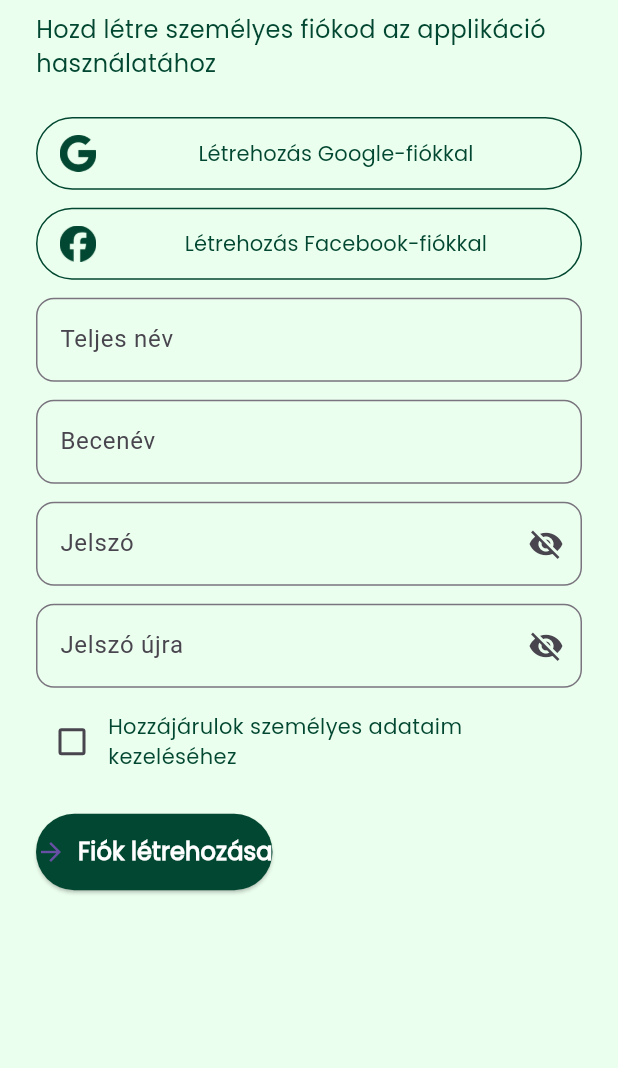
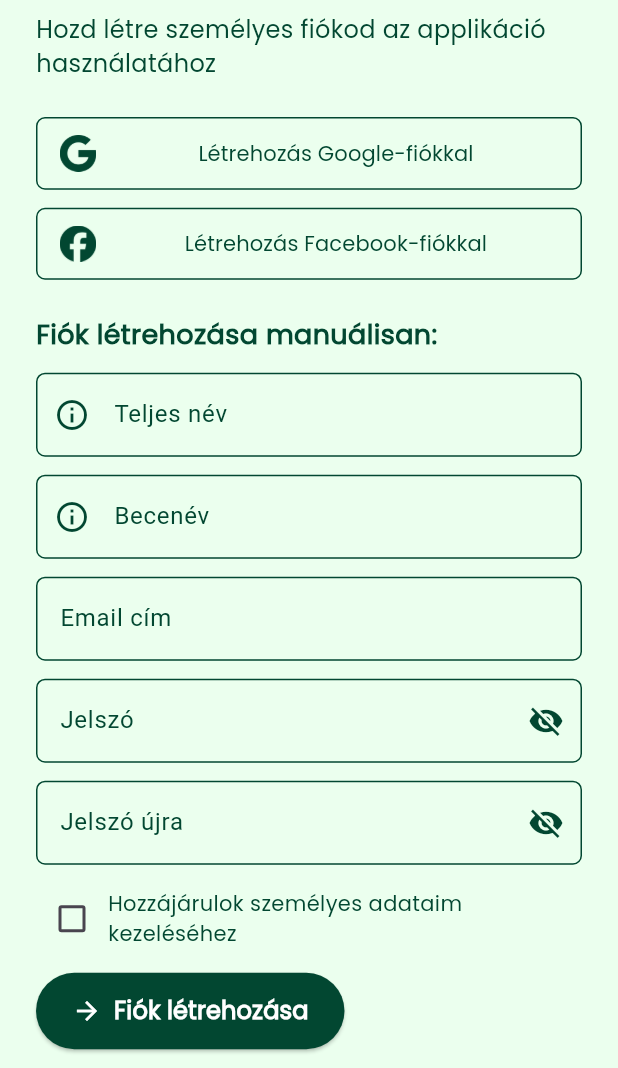
Before and after one commit to seelkdesignstudio-dev/karcag_app, a Flutter app: the RegisterScreen screen opened directly, on a phone screen of 412 x 824 dp, the part 168-1236 px from its top. Run offline on Flutter 3.47's test engine with Material 3 defaults, Android fonts, the phone set to English and light mode, and no system bars; our stand-ins replace google_fonts.

Commit message:
Karcag ID set up2

```diff
--- a/lib/RegisterScreen.dart
+++ b/lib/RegisterScreen.dart
@@ -12,6 +12,28 @@ class _RegisterScreenState extends State<RegisterScreen> {
   bool _showPassword = false;
   bool _showConfirmPassword = false;
   bool _isScrolled = false;
+  bool _termsAccepted = false;
+  String? _helperText; // A dinamikusan változó súgó szöveg
+
+  void _showHelperText(String message) {
+    final snackBar = SnackBar(
+      content: Row(
+        children: [
+          Icon(Icons.info_outline, color: Colors.white), // Info ikon
+          SizedBox(width: 8),
+          Expanded(
+            child: Text(
+              message,
+              style: TextStyle(color: Colors.white),
+            ),
+          ),
+        ],
+      ),
+      backgroundColor: const Color(0xFF024731), // Zöld háttér
+      duration: const Duration(seconds: 3),
+    );
+    ScaffoldMessenger.of(context).showSnackBar(snackBar);
+  }
 
   @override
   Widget build(BuildContext context) {
@@ -84,7 +106,7 @@ class _RegisterScreenState extends State<RegisterScreen> {
                         style: OutlinedButton.styleFrom(
                           padding: EdgeInsets.zero,
                           shape: RoundedRectangleBorder(
-                            borderRadius: BorderRadius.circular(30),
+                            borderRadius: BorderRadius.circular(6),
                           ),
                           side: const BorderSide(color: Color(0xFF024731)),
                         ),
@@ -116,7 +138,7 @@ class _RegisterScreenState extends State<RegisterScreen> {
                     ),
                     const SizedBox(height: 12),
 
-// Facebook login button
+                    // Facebook login button
                     SizedBox(
                       width: double.infinity,
                       child: OutlinedButton(
@@ -124,7 +146,7 @@ class _RegisterScreenState extends State<RegisterScreen> {
                         style: OutlinedButton.styleFrom(
                           padding: EdgeInsets.zero,
                           shape: RoundedRectangleBorder(
-                            borderRadius: BorderRadius.circular(30),
+                            borderRadius: BorderRadius.circular(6),
                           ),
                           side: const BorderSide(color: Color(0xFF024731)),
                         ),
@@ -155,80 +177,42 @@ class _RegisterScreenState extends State<RegisterScreen> {
                       ),
                     ),
 
-                    const SizedBox(height: 12),
+                    const SizedBox(height: 24),
 
-                    // Teljes név mező
-                    TextField(
-                      decoration: InputDecoration(
-                        labelText: 'Teljes név',
-                        border: OutlineInputBorder(
-                          borderRadius: BorderRadius.circular(12),
-                        ),
+                    // Emailes regisztráció szekció
+                    Text(
+                      'Fiók létrehozása manuálisan:',
+                      style: GoogleFonts.poppins(
+                        fontSize: 18,
+                        fontWeight: FontWeight.w600,
+                        color: const Color(0xFF024731),
                       ),
                     ),
                     const SizedBox(height: 12),
-
-                    // Becenév mező
-                    TextField(
-                      decoration: InputDecoration(
-                        labelText: 'Becenév',
-                        border: OutlineInputBorder(
-                          borderRadius: BorderRadius.circular(12),
-                        ),
-                      ),
-                    ),
+                    _buildTextField('Teljes név', withHelpIcon: true),
                     const SizedBox(height: 12),
-
-                    // Jelszó mező
-                    TextField(
-                      obscureText: !_showPassword,
-                      decoration: InputDecoration(
-                        labelText: 'Jelszó',
-                        border: OutlineInputBorder(
-                          borderRadius: BorderRadius.circular(12),
-                        ),
-                        suffixIcon: IconButton(
-                          icon: Icon(_showPassword
-                              ? Icons.visibility
-                              : Icons.visibility_off),
-                          onPressed: () {
-                            setState(() {
-                              _showPassword = !_showPassword;
-                            });
-                          },
-                        ),
-                      ),
-                    ),
+                    _buildTextField('Becenév', withHelpIcon: true),
+                    const SizedBox(height: 12),
+                    _buildTextField('Email cím'),
+                    const SizedBox(height: 12),
+                    _buildPasswordField('Jelszó', isPassword: true),
                     const SizedBox(height: 12),
 
                     // Jelszó újra mező
-                    TextField(
-                      obscureText: !_showConfirmPassword,
-                      decoration: InputDecoration(
-                        labelText: 'Jelszó újra',
-                        border: OutlineInputBorder(
-                          borderRadius: BorderRadius.circular(12),
-                        ),
-                        suffixIcon: IconButton(
-                          icon: Icon(_showConfirmPassword
-                              ? Icons.visibility
-                              : Icons.visibility_off),
-                          onPressed: () {
-                            setState(() {
-                              _showConfirmPassword = !_showConfirmPassword;
-                            });
-                          },
-                        ),
-                      ),
-                    ),
+                    _buildPasswordField('Jelszó újra', isPassword: false),
                     const SizedBox(height: 12),
 
-                    // Hozzájárulás checkbox
+                    // Checkbox a személyes adatok kezeléséhez
                     Row(
                       children: [
                         Checkbox(
-                          value: false,
-                          onChanged: (value) {},
+                          value: _termsAccepted,
+                          onChanged: (value) {
+                            setState(() {
+                              _termsAccepted = value!;
+                            });
+                          },
+                          activeColor: const Color(0xFF024731), // Zöld szín
                         ),
                         Expanded(
                           child: Text(
@@ -242,12 +226,13 @@ class _RegisterScreenState extends State<RegisterScreen> {
                         ),
                       ],
                     ),
-                    const SizedBox(height: 24),
+                    const SizedBox(height: 12),
 
                     // Fiók létrehozása gomb
                     ElevatedButton.icon(
                       onPressed: () {},
-                      icon: const Icon(Icons.arrow_forward, size: 20),
+                      icon: const Icon(Icons.arrow_forward,
+                          size: 20, color: Colors.white), // Fehér nyíl
                       label: Text(
                         'Fiók létrehozása',
                         style: GoogleFonts.poppins(
@@ -258,7 +243,9 @@ class _RegisterScreenState extends State<RegisterScreen> {
                       ),
                       style: ElevatedButton.styleFrom(
                         backgroundColor: const Color(0xFF024731),
-                        padding: const EdgeInsets.symmetric(vertical: 14),
+                        padding: const EdgeInsets.symmetric(
+                            vertical: 14,
+                            horizontal: 24), // Padding a gomb körül
                         shape: RoundedRectangleBorder(
                           borderRadius: BorderRadius.circular(30),
                         ),
@@ -274,4 +261,102 @@ class _RegisterScreenState extends State<RegisterScreen> {
       ),
     );
   }
+
+  Widget _buildTextField(String label,
+      {bool obscureText = false,
+      Widget? suffixIcon,
+      bool withHelpIcon = false}) {
+    return TextField(
+      obscureText: obscureText,
+      cursorColor: const Color(0xFF024731), // Zöld kurzor
+      decoration: InputDecoration(
+        labelText: label,
+        labelStyle: TextStyle(color: const Color(0xFF024731)),
+        border: OutlineInputBorder(
+          borderRadius: BorderRadius.circular(6),
+          borderSide: const BorderSide(color: Color(0xFF024731)), // Zöld keret
+        ),
+        enabledBorder: OutlineInputBorder(
+          borderRadius: BorderRadius.circular(6),
+          borderSide: const BorderSide(color: Color(0xFF024731)), // Zöld keret
+        ),
+        disabledBorder: OutlineInputBorder(
+          borderRadius: BorderRadius.circular(6),
+          borderSide: const BorderSide(
+              color: Color(0xFF024731)), // Zöld keret inaktív állapotban is
+        ),
+        focusedBorder: OutlineInputBorder(
+          borderRadius: BorderRadius.circular(6),
+          borderSide: BorderSide(
+              color: const Color(0xFF024731),
+              width: 2), // Zöld színű, ha fókuszban van
+        ),
+        suffixIcon: suffixIcon,
+        prefixIcon: withHelpIcon
+            ? IconButton(
+                icon: Icon(
+                  Icons.info_outline,
+                  color: const Color(0xFF024731),
+                ),
+                onPressed: () {
+                  if (label == 'Teljes név') {
+                    _showHelperText(
+                        'Kérjük, add meg a teljes neved, hogy a fiókodat biztonságosan kezelhessük és személyre szabott szolgáltatásokat nyújthassunk.');
+                  } else if (label == 'Becenév') {
+                    _showHelperText(
+                        'A beceneved segít abban, hogy a rendszer barátságosabban szólhasson hozzád.');
+                  }
+                },
+              )
+            : null,
+      ),
+    );
+  }
+
+  Widget _buildPasswordField(String label, {required bool isPassword}) {
+    return TextField(
+      obscureText: isPassword ? !_showPassword : !_showConfirmPassword,
+      cursorColor: const Color(0xFF024731),
+      decoration: InputDecoration(
+        labelText: label,
+        labelStyle: TextStyle(color: const Color(0xFF024731)),
+        border: OutlineInputBorder(
+          borderRadius: BorderRadius.circular(6),
+          borderSide: const BorderSide(color: Color(0xFF024731)), // Zöld keret
+        ),
+        enabledBorder: OutlineInputBorder(
+          borderRadius: BorderRadius.circular(6),
+          borderSide: const BorderSide(color: Color(0xFF024731)), // Zöld keret
+        ),
+        disabledBorder: OutlineInputBorder(
+          borderRadius: BorderRadius.circular(6),
+          borderSide: const BorderSide(
+              color: Color(0xFF024731)), // Zöld keret inaktív állapotban is
+        ),
+        focusedBorder: OutlineInputBorder(
+          borderRadius: BorderRadius.circular(6),
+          borderSide: BorderSide(color: const Color(0xFF024731), width: 2),
+        ),
+        suffixIcon: IconButton(
+          icon: Icon(
+            isPassword
+                ? (_showPassword ? Icons.visibility : Icons.visibility_off)
+                : (_showConfirmPassword
+                    ? Icons.visibility
+                    : Icons.visibility_off),
+            color: const Color(0xFF024731),
+          ),
+          onPressed: () {
+            setState(() {
+              if (isPassword) {
+                _showPassword = !_showPassword;
+              } else {
+                _showConfirmPassword = !_showConfirmPassword;
+              }
+            });
+          },
+        ),
+      ),
+    );
+  }
 }
```
